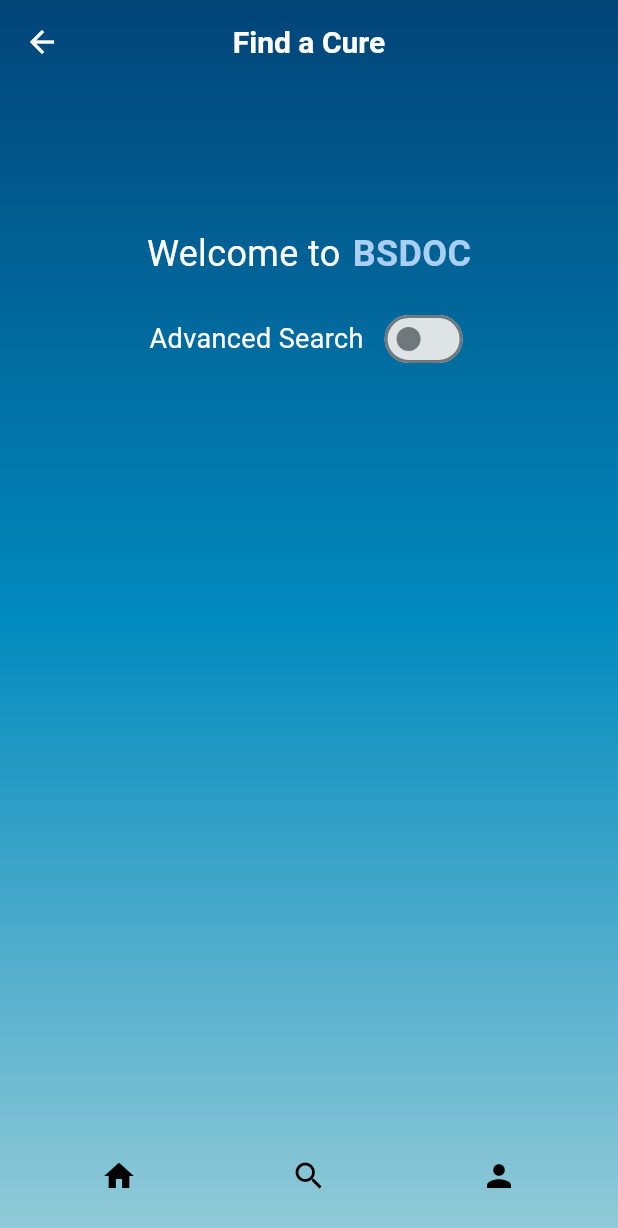
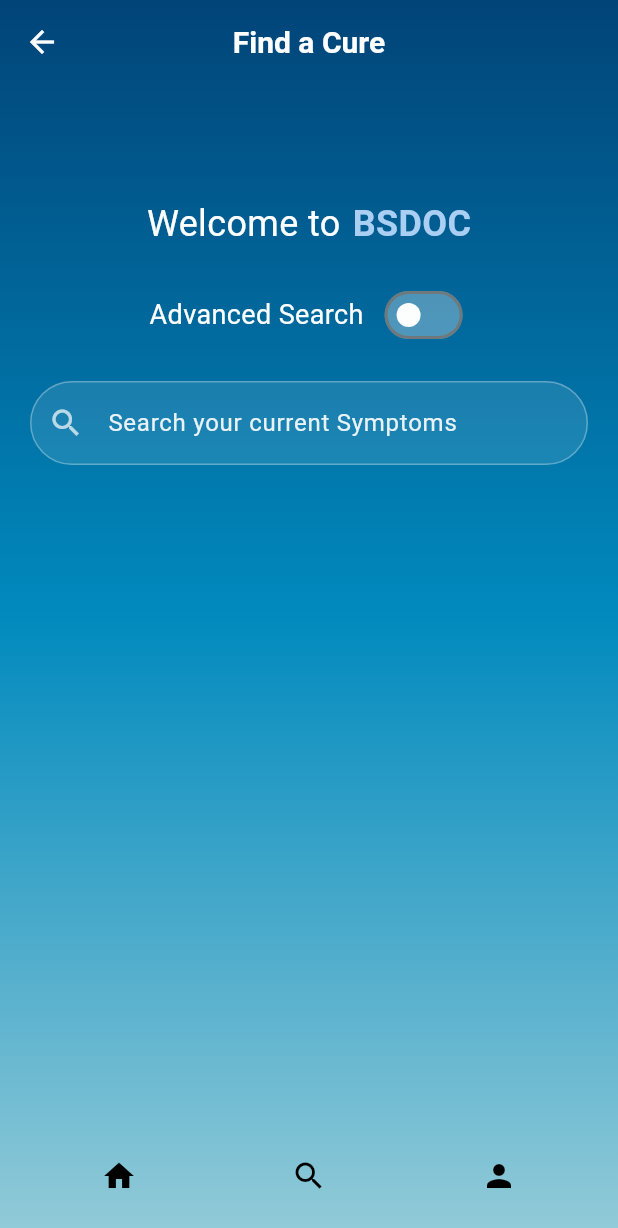
Before and after one commit to Erudi787/bsdoc-flutter, a Flutter app: the CurePage screen opened directly, on a phone screen of 412 x 824 dp. Shown: the top 1228 px of the screen. Run offline on Flutter 3.47's test engine with Material 3 defaults, Android fonts, the light colour scheme and no system bars; our stand-ins replace flutter_svg, font_awesome_flutter.

Commit message:
cure page textbox

```diff
--- a/lib/curepage.dart
+++ b/lib/curepage.dart
@@ -9,9 +9,9 @@
   const CurePage({
     super.key,
     this.gradientColors = const [
-      Color(0xFF014478),
-      Color(0xFF018ABE),
-      Color(0xFF93CBD8),
+      Color(0xFF014478), // Dark Blue
+      Color(0xFF018ABE), // Medium Blue
+      Color(0xFF93CBD8), // Light Blue
     ],
     this.beginAlignment = Alignment.topCenter,
     this.endAlignment = Alignment.bottomCenter,
@@ -23,8 +23,20 @@
 }
 
 class _CurePageState extends State<CurePage> {
-  // 1. Add a state variable for your new inline switch
   bool _isInlineSwitchOn = false;
+  late TextEditingController _searchController;
+
+  @override
+  void initState() {
+    super.initState();
+    _searchController = TextEditingController();
+  }
+
+  @override
+  void dispose() {
+    _searchController.dispose();
+    super.dispose();
+  }
 
   @override
   Widget build(BuildContext context) {
@@ -76,7 +88,7 @@
         constraints: const BoxConstraints.expand(),
         child: SafeArea(
           child: Padding(
-            padding: const EdgeInsets.all(20.0),
+            padding: const EdgeInsets.symmetric(horizontal: 20.0),
             child: Column(
               mainAxisAlignment: MainAxisAlignment.start,
               crossAxisAlignment: CrossAxisAlignment.center,
@@ -100,20 +112,16 @@
                     ),
                   ],
                 ),
-                const SizedBox(height: 16),
-                // 2. Modify this Row: "Advanced Search" text and the new Switch
+                const SizedBox(height: 20),
                 Row(
-                  mainAxisAlignment:
-                      MainAxisAlignment.center, // Center the content of the row
-                  crossAxisAlignment:
-                      CrossAxisAlignment.center, // Align items vertically
+                  mainAxisAlignment: MainAxisAlignment.center,
+                  crossAxisAlignment: CrossAxisAlignment.center,
                   children: [
                     const Text(
                       'Advanced Search',
                       style: TextStyle(color: Colors.white, fontSize: 18),
                     ),
-                    const SizedBox(width: 10), // Space between text and switch
-                    // 3. Add the Switch here
+                    const SizedBox(width: 10),
                     Switch.adaptive(
                       value: _isInlineSwitchOn,
                       onChanged: (bool newValue) {
@@ -121,22 +129,63 @@
                           _isInlineSwitchOn = newValue;
                         });
                       },
-                      activeColor:
-                          Colors.lightBlueAccent, // Or any color you prefer
-                      // inactiveTrackColor: Colors.grey.withOpacity(0.5), // For Material switch
+                      activeColor: Colors.lightBlueAccent,
+                      inactiveThumbColor: Colors.white70,
+                      // FIX: Replaced withOpacity with withAlpha
+                      inactiveTrackColor: Colors.white.withAlpha(
+                        (255 * 0.3).round(),
+                      ), // Line ~147
                     ),
                   ],
                 ),
-                const SizedBox(height: 30),
-                // Your TextField or other UI elements can go here
-                // Example:
-                // TextField(
-                //   decoration: InputDecoration(
-                //     hintText: 'Enter search term...',
-                //     hintStyle: TextStyle(color: Colors.white70),
-                //     // ... more styling
-                //   ),
-                // ),
+                const SizedBox(height: 20),
+                TextField(
+                  controller: _searchController,
+                  style: const TextStyle(color: Colors.white),
+                  decoration: InputDecoration(
+                    hintText: 'Enter symptoms, conditions, etc.',
+                    // FIX: Replaced withOpacity with withAlpha
+                    hintStyle: TextStyle(
+                      color: Colors.white.withAlpha((255 * 0.7).round()),
+                    ), // Line ~162
+                    labelText: 'Search your current Symptoms',
+                    // FIX: Replaced withOpacity with withAlpha
+                    labelStyle: TextStyle(
+                      color: Colors.white.withAlpha((255 * 0.9).round()),
+                    ), // Line ~164
+                    filled: true,
+                    // FIX: Replaced withOpacity with withAlpha
+                    fillColor: Colors.white.withAlpha(
+                      (255 * 0.1).round(),
+                    ), // Line ~166
+                    border: OutlineInputBorder(
+                      borderRadius: BorderRadius.circular(30.0),
+                      borderSide: BorderSide.none,
+                    ),
+                    focusedBorder: OutlineInputBorder(
+                      borderRadius: BorderRadius.circular(30.0),
+                      borderSide: const BorderSide(
+                        color: Colors.lightBlueAccent,
+                        width: 1.5,
+                      ),
+                    ),
+                    enabledBorder: OutlineInputBorder(
+                      borderRadius: BorderRadius.circular(30.0),
+                      // FIX: Replaced withOpacity with withAlpha
+                      borderSide: BorderSide(
+                        color: Colors.white.withAlpha((255 * 0.3).round()),
+                        width: 1.0,
+                      ), // Line ~184
+                    ),
+                    // FIX: Replaced withOpacity with withAlpha
+                    prefixIcon: Icon(
+                      Icons.search,
+                      color: Colors.white.withAlpha((255 * 0.7).round()),
+                    ), // Line ~190
+                  ),
+                  onChanged: (text) {},
+                  onSubmitted: (text) {},
+                ),
                 const Spacer(),
               ],
             ),
@@ -151,15 +200,21 @@
           children: <Widget>[
             IconButton(
               icon: Icon(Icons.home, color: bottomNavBarContentColor),
-              onPressed: () {},
+              onPressed: () {
+                /* TODO: Implement action */
+              }, // Line ~217
             ),
             IconButton(
               icon: Icon(Icons.search, color: bottomNavBarContentColor),
-              onPressed: () {},
+              onPressed: () {
+                /* TODO: Implement action */
+              }, // Line ~223
             ),
             IconButton(
               icon: Icon(Icons.person, color: bottomNavBarContentColor),
-              onPressed: () {},
+              onPressed: () {
+                /* TODO: Implement action */
+              }, // Line ~229
             ),
           ],
         ),
```
